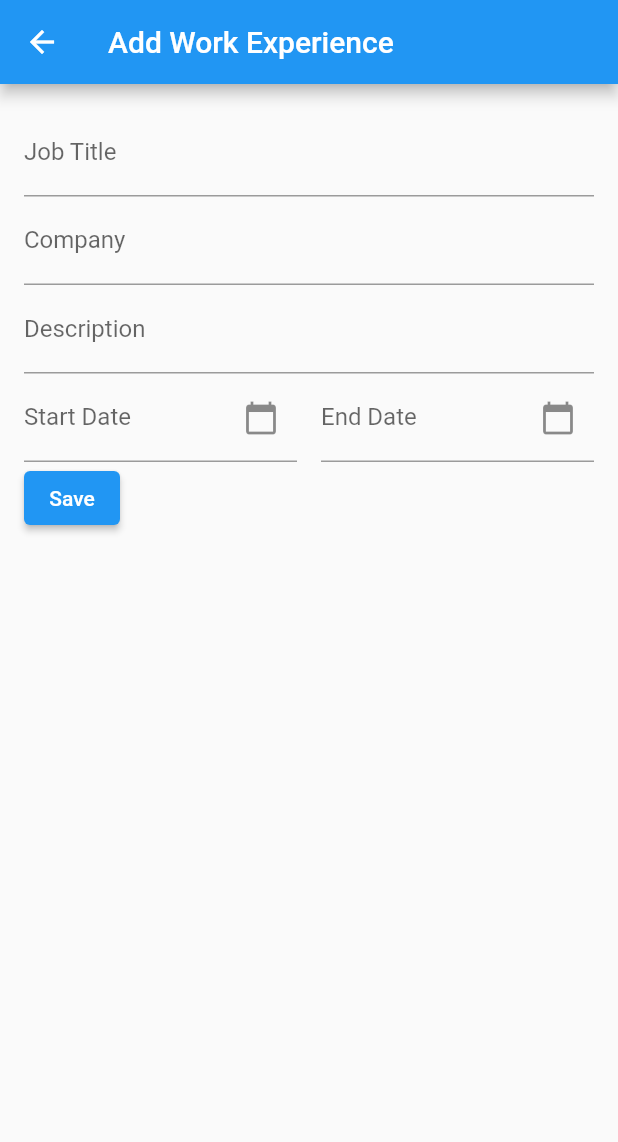
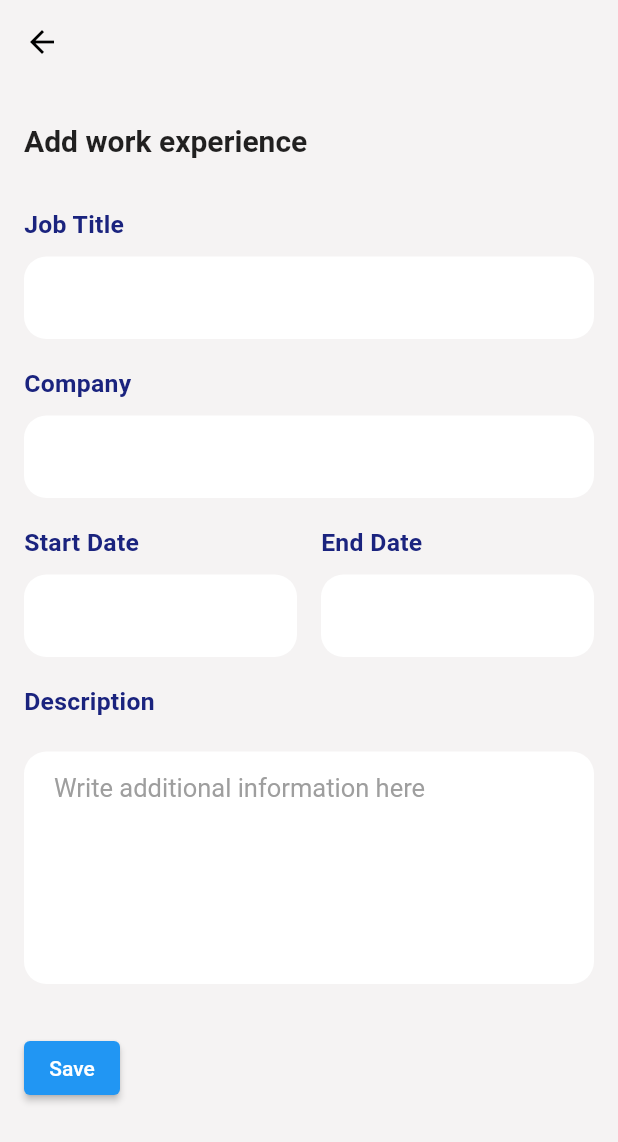
Before and after one commit to UMESH-042/Gigs, a Flutter app: the AddWorkExperiencePage screen opened directly, on a phone screen of 412 x 824 dp. Shown: the top 1142 px of the screen. Run offline on Flutter 3.47's test engine with Material 2 defaults, Android fonts, the phone set to English and light mode, and no system bars; our stand-ins replace animated_splash_screen, cached_network_image, cloud_firestore, curved_navigation_bar, firebase_auth, firebase_core and 7 more; missing offline and left inert: external_app_launcher; accounts and stored records are empty.

Commit message:
Made UI  changes

```diff
--- a/lib/profile_APIs/Add_work_experience.dart
+++ b/lib/profile_APIs/Add_work_experience.dart
@@ -1,5 +1,6 @@
 import 'package:flutter/material.dart';
 import 'package:intl/intl.dart';
+import 'package:velocity_x/velocity_x.dart';
 
 class AddWorkExperiencePage extends StatefulWidget {
   @override
@@ -9,60 +10,117 @@ class AddWorkExperiencePage extends StatefulWidget {
 class _AddWorkExperiencePageState extends State<AddWorkExperiencePage> {
   TextEditingController _startDateController = TextEditingController();
   TextEditingController _endDateController = TextEditingController();
-
+  TextEditingController _jobtitleController = TextEditingController();
+  TextEditingController _companyController = TextEditingController();
+  TextEditingController _descriptionController = TextEditingController();
   @override
   Widget build(BuildContext context) {
     return Scaffold(
+      backgroundColor: Color.fromARGB(255, 245, 243, 243),
       appBar: AppBar(
-        title: Text('Add Work Experience'),
+        backgroundColor: Colors.transparent,
+        elevation: 0,
+        iconTheme: IconThemeData(color: Colors.black),
+        leading: IconButton(
+          icon: Icon(Icons.arrow_back),
+          onPressed: () {
+            Navigator.pop(context); // Navigate back
+          },
         ),
-      body: Padding(
+      ),
+      body: SingleChildScrollView(
+        child: Padding(
           padding: const EdgeInsets.all(16.0),
           child: Column(
             crossAxisAlignment: CrossAxisAlignment.start,
             children: [
-            // Other input fields for job title, company, and description
-            TextField(
-              decoration: InputDecoration(labelText: 'Job Title'),
+              SizedBox(
+                height: 10,
               ),
-            TextField(
-              decoration: InputDecoration(labelText: 'Company'),
+              Text(
+                'Add work experience',
+                style: TextStyle(
+                  fontSize: 20,
+                  fontWeight: FontWeight.bold,
                 ),
-            TextField(
-              decoration: InputDecoration(labelText: 'Description'),
               ),
+              SizedBox(height: 35),
+              label('Job Title'),
+              const SizedBox(
+                height: 12,
+              ),
+              JobTitle(),
+              SizedBox(height: 20),
+              label('Company'),
+              const SizedBox(
+                height: 12,
+              ),
+              Company(),
+              SizedBox(height: 20),
               // Row for Start Date and End Date
+              // Row(
+              //   children: [
+              //     Expanded(
+              //       child: DateInput(
+              //         _startDateController,
+              //         'Start Date',
+              //         _selectDate,
+              //       ),
+              //     ),
+              //     SizedBox(width: 16.0), // Add some spacing between fields
+              //     Expanded(
+              //       child: DateInput(
+              //         _endDateController,
+              //         'End Date',
+              //         _selectDate,
+              //       ),
+              //     ),
+              //   ],
+              // ),
               Row(
                 children: [
                   Expanded(
-                  child: TextField(
-                    controller: _startDateController,
-                    readOnly: true,
-                    onTap: () {
-                      _selectDate(context, _startDateController);
-                    },
-                    decoration: InputDecoration(
-                      labelText: 'Start Date',
-                      suffixIcon: Icon(Icons.calendar_today),
+                    child: Column(
+                      crossAxisAlignment: CrossAxisAlignment.start,
+                      children: [
+                        label('Start Date'),
+                        const SizedBox(
+                          height: 12,
                         ),
+                        DateInput(
+                          _startDateController,
+                          'Start Date',
+                          _selectDate,
+                        ),
+                      ],
                     ),
                   ),
                   SizedBox(width: 16.0), // Add some spacing between fields
                   Expanded(
-                  child: TextField(
-                    controller: _endDateController,
-                    readOnly: true,
-                    onTap: () {
-                      _selectDate(context, _endDateController);
-                    },
-                    decoration: InputDecoration(
-                      labelText: 'End Date',
-                      suffixIcon: Icon(Icons.calendar_today),
+                    child: Column(
+                      crossAxisAlignment: CrossAxisAlignment.start,
+                      children: [
+                        label('End Date'),
+                        const SizedBox(
+                          height: 12,
                         ),
+                        DateInput(
+                          _endDateController,
+                          'End Date',
+                          _selectDate,
+                        ),
+                      ],
                     ),
                   ),
                 ],
               ),
+              SizedBox(height: 20),
+              label('Description'),
+              const SizedBox(
+                height: 12,
+              ),
+              Description(),
+              SizedBox(height: 20),
               // Save Button
               ElevatedButton(
                 onPressed: () {
@@ -73,20 +131,137 @@ class _AddWorkExperiencePageState extends State<AddWorkExperiencePage> {
             ],
           ),
         ),
+      ),
     );
   }
 
-  Future<void> _selectDate(BuildContext context, TextEditingController controller) async {
+  Future<void> _selectDate(
+      BuildContext context, TextEditingController controller) async {
     final DateTime picked = (await showDatePicker(
           context: context,
           initialDate: DateTime.now(),
           firstDate: DateTime(2000),
           lastDate: DateTime(2101),
-    )) ?? DateTime.now();
+        )) ??
+        DateTime.now();
 
     if (picked != null) {
       final formattedDate = DateFormat('yyyy-MM-dd').format(picked);
       controller.text = formattedDate;
     }
   }
+
+  Widget Description() {
+    return Container(
+      height: 155,
+      width: MediaQuery.of(context).size.width,
+      decoration: BoxDecoration(
+        color: Colors.white,
+        borderRadius: BorderRadius.circular(15),
+      ),
+      child: TextFormField(
+        controller: _descriptionController,
+        maxLines: null,
+        style: const TextStyle(
+          color: Colors.white70,
+          fontSize: 17,
+        ),
+        decoration: InputDecoration(
+          border: InputBorder.none,
+          hintText: "Write additional information here",
+          hintStyle: TextStyle(color: Colors.grey[500], fontSize: 17),
+          contentPadding: EdgeInsets.only(left: 20, right: 20),
+        ),
+      ),
+    ).py12();
   }
+
+  Widget JobTitle() {
+    return Container(
+      height: 55,
+      width: MediaQuery.of(context).size.width,
+      decoration: BoxDecoration(
+        color: Colors.white,
+        borderRadius: BorderRadius.circular(15),
+      ),
+      child: TextFormField(
+        controller: _jobtitleController,
+        style: const TextStyle(
+          color: Colors.black,
+          fontSize: 17,
+        ),
+        decoration: InputDecoration(
+          border: InputBorder.none,
+          hintText: "",
+          hintStyle: TextStyle(color: Colors.grey[500], fontSize: 17),
+          contentPadding: EdgeInsets.only(left: 20, right: 20),
+        ),
+      ),
+    );
+  }
+
+  Widget Company() {
+    return Container(
+      height: 55,
+      width: MediaQuery.of(context).size.width,
+      decoration: BoxDecoration(
+        color: Colors.white,
+        borderRadius: BorderRadius.circular(15),
+      ),
+      child: TextFormField(
+        controller: _companyController,
+        style: const TextStyle(
+          color: Colors.black,
+          fontSize: 17,
+        ),
+        decoration: InputDecoration(
+          border: InputBorder.none,
+          hintText: "",
+          hintStyle: TextStyle(color: Colors.grey[500], fontSize: 17),
+          contentPadding: EdgeInsets.only(left: 20, right: 20),
+        ),
+      ),
+    );
+  }
+
+  Widget DateInput(TextEditingController controller, String labelText,
+      Function(BuildContext, TextEditingController) onTapCallback) {
+    return Container(
+        height: 55,
+        width: MediaQuery.of(context).size.width,
+        decoration: BoxDecoration(
+          color: Colors.white,
+          borderRadius: BorderRadius.circular(15),
+        ),
+        child: TextFormField(
+          controller: controller,
+          style: const TextStyle(
+            color: Colors.black,
+            fontSize: 17,
+          ),
+          readOnly: true,
+          onTap: () {
+            onTapCallback(context, controller);
+          },
+          // decoration: InputDecoration(
+          //   labelText: "",
+          //   suffixIcon: Icon(Icons.calendar_today),
+          // ),
+          decoration: InputDecoration(
+            border: InputBorder.none,
+            hintText: "",
+            contentPadding: EdgeInsets.only(left: 20, right: 20),
+          ),
+        ));
+  }
+
+  Widget label(String label) {
+    return Text(label,
+        style: TextStyle(
+          color: Colors.indigo[900]!,
+          fontWeight: FontWeight.w600,
+          fontSize: 16.5,
+          letterSpacing: 0.2,
+        ));
+  }
+}
```
Lines whose indentation alone changed are shown as unchanged.
